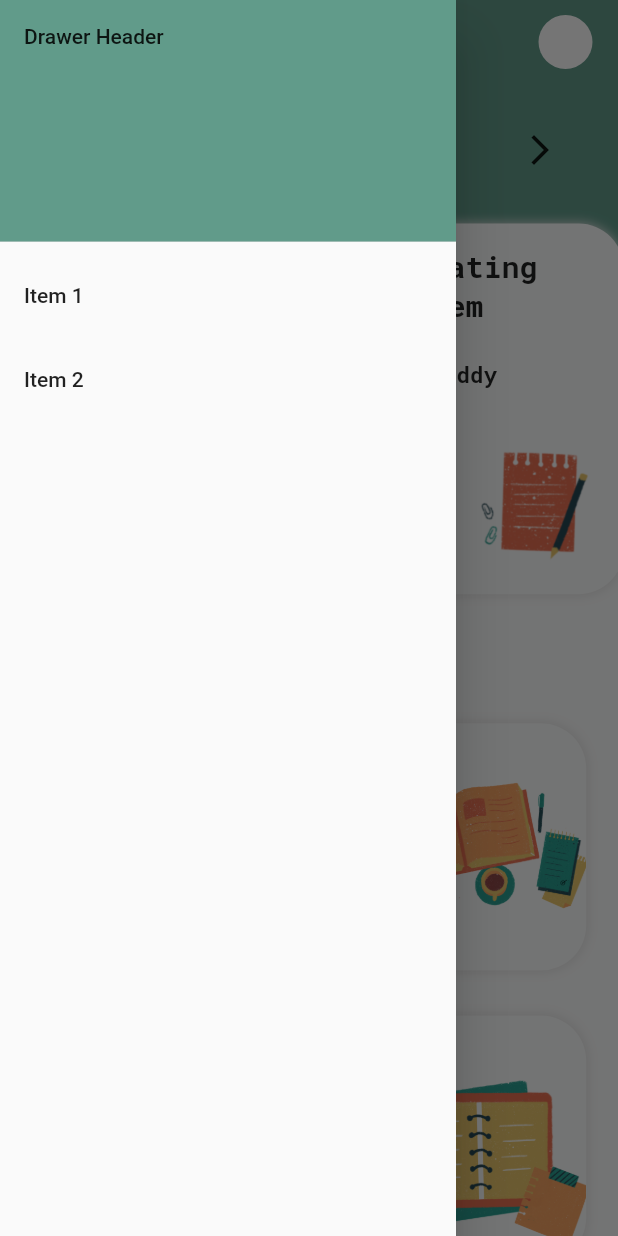
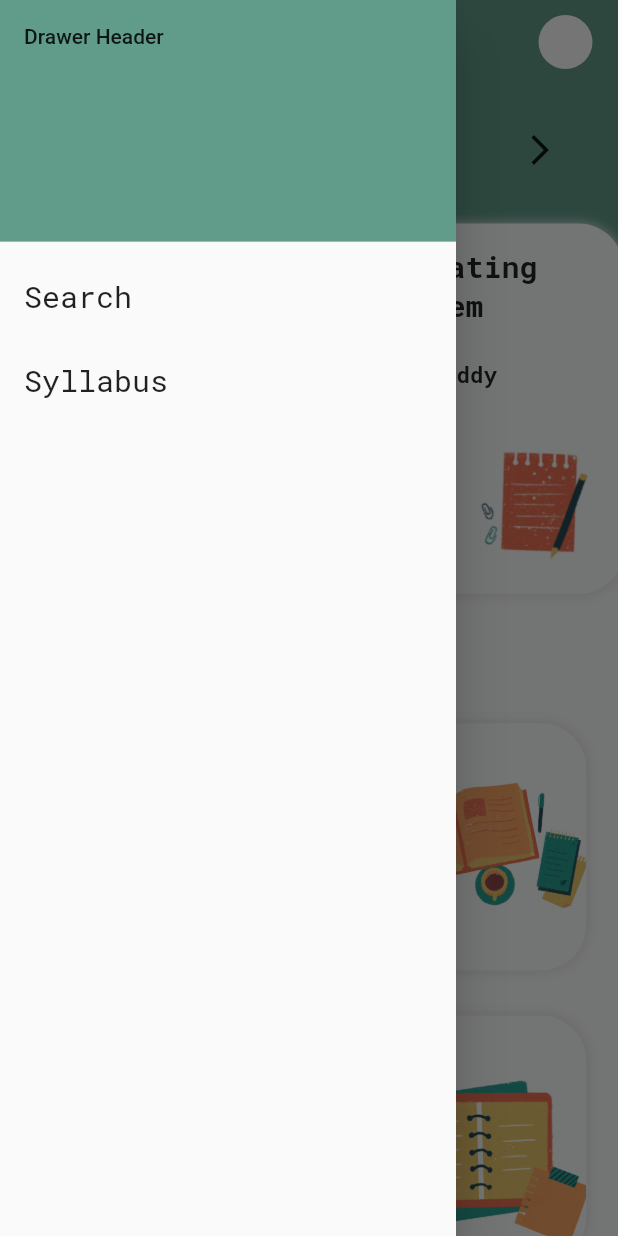
Before and after one commit to dscnsec/noted-App, a Flutter app: the HomePage screen opened directly, with the side drawer open, on a phone screen of 412 x 824 dp. Run offline on Flutter 3.47's test engine with Material 2 defaults, Android fonts, the phone set to English and light mode, and no system bars; our stand-ins replace font_awesome_flutter, page_transition, slider_button, timeline_tile.

Commit message:
Syllabus page updates

```diff
--- a/lib/home_page.dart
+++ b/lib/home_page.dart
@@ -49,7 +49,13 @@ class _HomePageState extends State<HomePage> {
                   ),
                 ),
                 ListTile(
-                  title: Text('Item 1'),
+                  title: Text(
+                    'Search',
+                    style: TextStyle(
+                        fontSize: 20.0,
+                        fontFamily: 'RobotoMono',
+                        fontWeight: FontWeight.w500),
+                  ),
                   onTap: () {
                     // Update the state of the app.
                     // ...
@@ -57,7 +63,13 @@ class _HomePageState extends State<HomePage> {
                   },
                 ),
                 ListTile(
-                  title: Text('Item 2'),
+                  title: Text(
+                    'Syllabus',
+                    style: TextStyle(
+                        fontSize: 20.0,
+                        fontFamily: 'RobotoMono',
+                        fontWeight: FontWeight.w500),
+                  ),
                   onTap: () {
                     Navigator.pop(context);
 
```
Also changed, not shown: lib/search_page.dart (+37 -8 lines), pubspec.lock.
